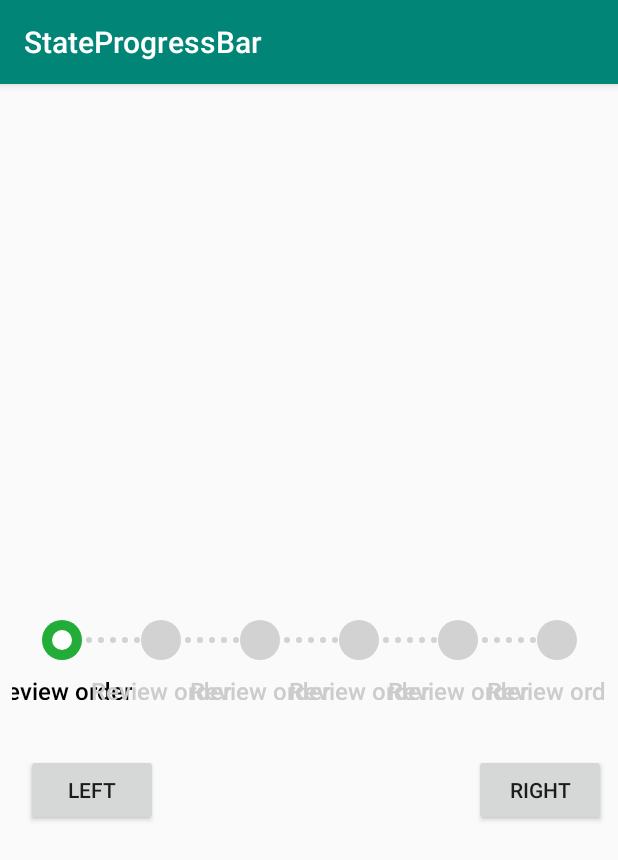
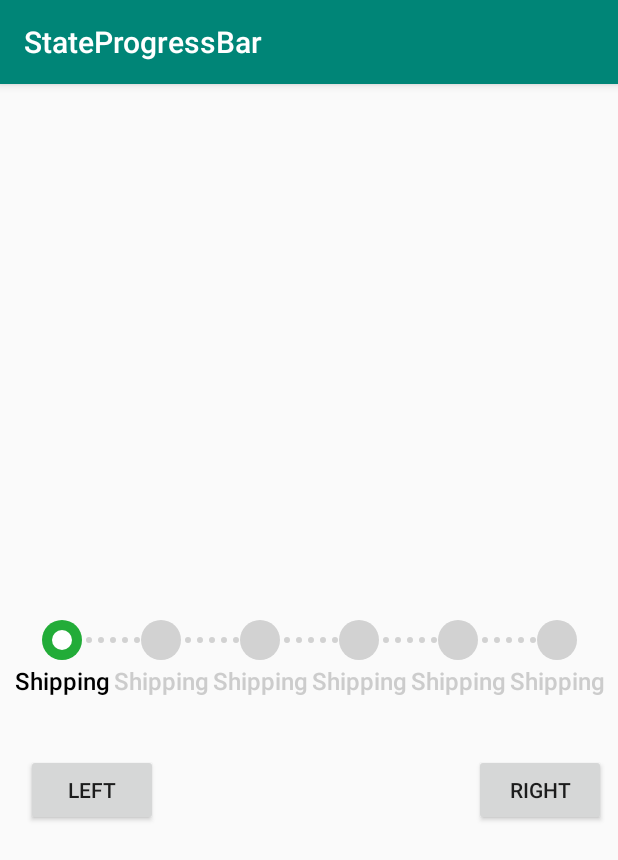
Before and after one commit to jianjunhuang/StateProgressBar, an Android app: the screen it shows after launch (MainActivity), on a phone screen of 412 x 824 dp. Shown: the top 860 px of the screen. Run offline under Robolectric (Android 15) with nearby library versions, the phone set to English and light mode, and no system bars.

Commit message:
fix text was cut

```diff
--- a/app/src/main/java/com/jianjunhuang/lib/stateprogressbar/MainActivity.java
+++ b/app/src/main/java/com/jianjunhuang/lib/stateprogressbar/MainActivity.java
@@ -14,7 +14,7 @@ public class MainActivity extends AppCompatActivity {
     setContentView(R.layout.activity_main);
     AtomicInteger pos = new AtomicInteger();
     StateProgressBar stateProgressBar = findViewById(R.id.state_progress_bar);
-    stateProgressBar.addState("Review order", "Review order", "Review order","Review order", "Review order", "Review order");
+    stateProgressBar.addState("Shipping", "Shipping", "Shipping","Shipping", "Shipping", "Shipping");
     stateProgressBar.setStatePos(0);
 
     Button btnLeft = findViewById(R.id.left);
--- a/lib/src/main/java/com/jianjunhuang/lib/lib/StateProgressBar.java
+++ b/lib/src/main/java/com/jianjunhuang/lib/lib/StateProgressBar.java
@@ -175,7 +175,7 @@ public class StateProgressBar extends View {
       //draw text
       String text = mStates.get(i);
       Rect rect = mTextRect.get(i);
-      canvas.drawText(text, x - (rect.width() >> 1), getHeight() - getPaddingBottom(),
+      canvas.drawText(text, x - (rect.width() >> 1), getHeight() - getPaddingBottom() - 10,
           mStateTextPaint);
     }
   }
```
